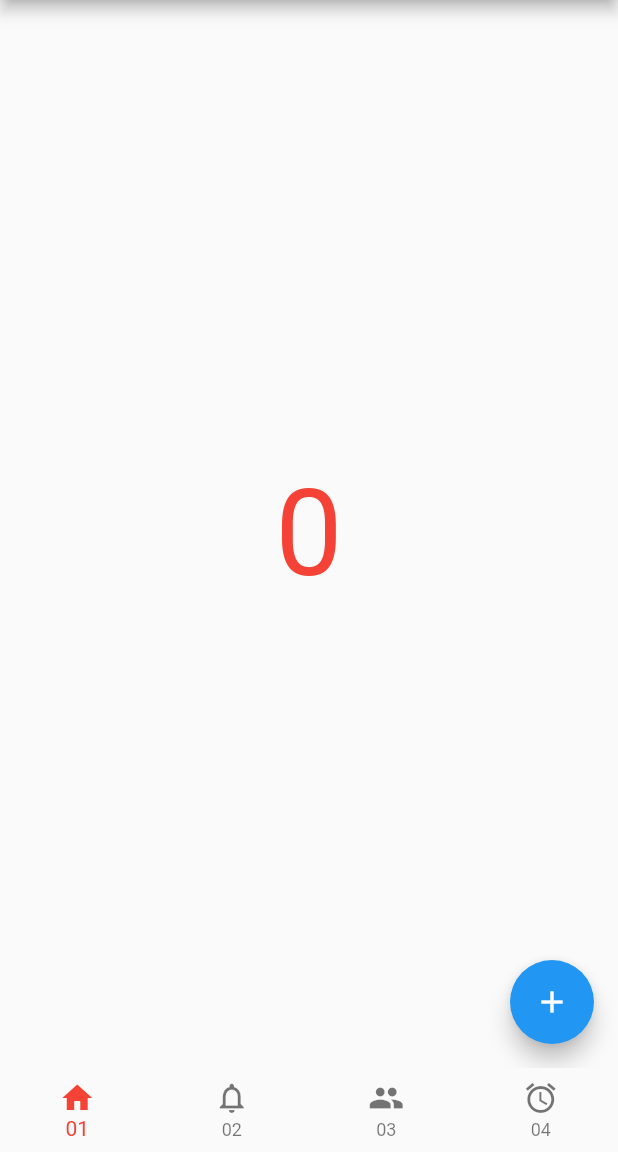
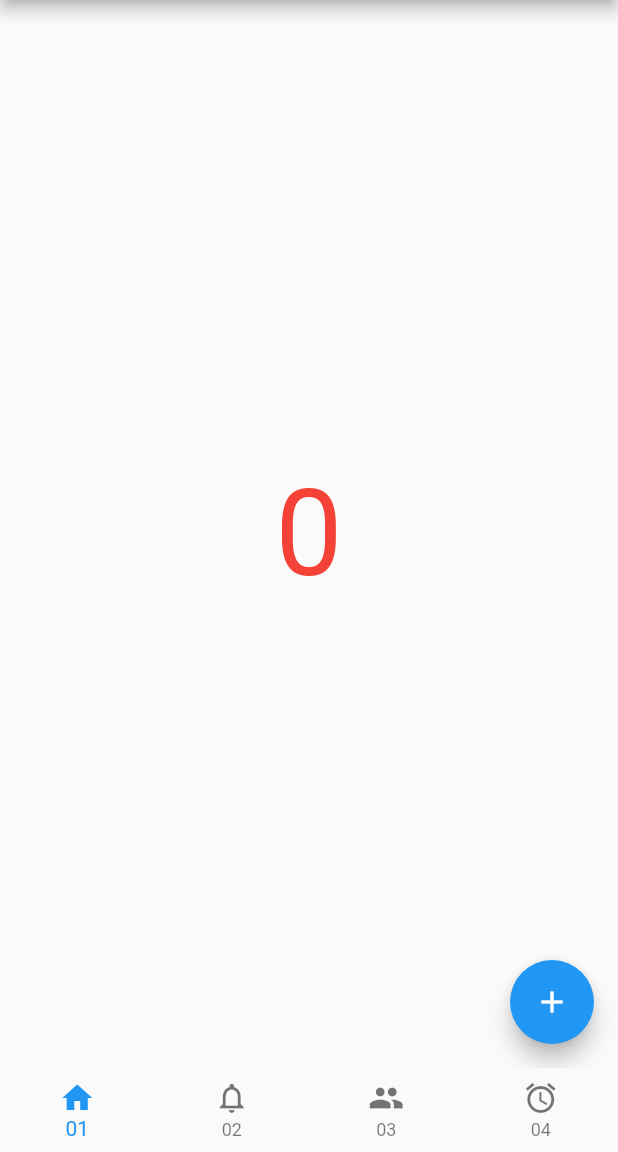
Before and after one commit to uni51/flu_textbook_v2_counter_provider, a Flutter app: the screen it shows after launch, on a phone screen of 412 x 824 dp, the part 84-1236 px from its top. Run offline on Flutter 3.47's test engine with Material 2 defaults, Android fonts, the phone set to English and light mode, and no system bars.

Commit message:
選択中フッターメニューの色をBlueに変更

```diff
--- a/lib/main.dart
+++ b/lib/main.dart
@@ -57,7 +57,7 @@ class _HomeState extends State<Home> {
             setState(() {});
           },
           // 選択中フッターメニューの色
-          fixedColor: Colors.red,
+          fixedColor: Colors.blue,
         ));
   }
 }
```
